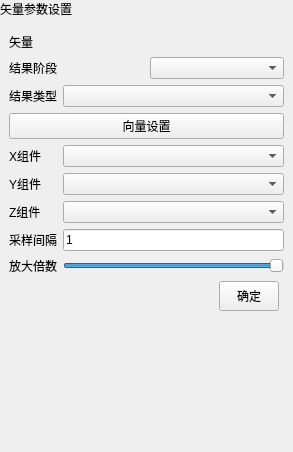
Qt form plugins/Base_PostProcessing/VectorSettingWidget.ui (asd977/base_cae) before a commit.
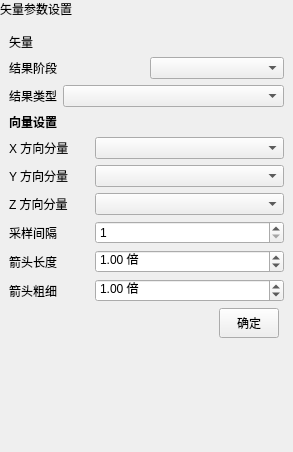
The same form after that commit.

```diff
--- a/plugins/Base_PostProcessing/VectorSettingWidget.ui
+++ b/plugins/Base_PostProcessing/VectorSettingWidget.ui
@@ -11,7 +11,7 @@
    </rect>
   </property>
   <property name="windowTitle">
-   <string>Form</string>
+   <string>矢量设置</string>
   </property>
   <layout class="QVBoxLayout" name="verticalLayout">
    <property name="leftMargin">
@@ -150,7 +150,16 @@
       </widget>
      </item>
      <item>
-      <widget class="QPushButton" name="pushButton_2">
+      <widget class="QLabel" name="pushButton_2">
+       <property name="font">
+        <font>
+         <weight>75</weight>
+         <bold>true</bold>
+        </font>
+       </property>
+       <property name="margin">
+        <number>2</number>
+       </property>
        <property name="text">
         <string>向量设置</string>
        </property>
@@ -170,22 +179,13 @@
              </size>
             </property>
             <property name="text">
-             <string>放大倍数</string>
+             <string>箭头长度</string>
             </property>
            </widget>
           </item>
           <item row="5" column="1">
-           <widget class="QSlider" name="scaleSlider">
-            <property name="maximum">
-             <number>100</number>
-            </property>
-            <property name="value">
-             <number>100</number>
-            </property>
-            <property name="orientation">
-             <enum>Qt::Orientation::Horizontal</enum>
-            </property>
-           </widget>
+           <widget class="QDoubleSpinBox" name="scaleSpinBox">
+            <property name="decimals"><number>2</number></property><property name="minimum"><double>0.100000000000000</double></property><property name="maximum"><double>10.000000000000000</double></property><property name="singleStep"><double>0.100000000000000</double></property><property name="value"><double>1.000000000000000</double></property><property name="suffix"><string> 倍</string></property><property name="toolTip"><string>调整矢量箭头的整体长度</string></property></widget>
           </item>
           <item row="3" column="1">
            <widget class="QComboBox" name="zComboBox">
@@ -200,7 +200,7 @@
           <item row="2" column="0">
            <widget class="QLabel" name="label_4">
             <property name="text">
-             <string>Y组件</string>
+             <string>Y 方向分量</string>
             </property>
            </widget>
           </item>
@@ -226,21 +226,30 @@
              </size>
             </property>
             <property name="text">
-             <string>X组件</string>
+             <string>X 方向分量</string>
             </property>
            </widget>
           </item>
           <item row="4" column="1">
-           <widget class="QLineEdit" name="maskSzieTextEdit">
-            <property name="text">
-             <string>1</string>
-            </property>
+           <widget class="QSpinBox" name="maskSizeSpinBox">
             <property name="minimumSize">
              <size>
               <width>10</width>
               <height>0</height>
              </size>
             </property>
+            <property name="keyboardTracking">
+             <bool>false</bool>
+            </property>
+            <property name="minimum">
+             <number>1</number>
+            </property>
+            <property name="maximum">
+             <number>1000000</number>
+            </property>
+            <property name="value">
+             <number>1</number>
+            </property>
            </widget>
           </item>
           <item row="2" column="1">
@@ -266,11 +275,11 @@
           <item row="3" column="0">
            <widget class="QLabel" name="label_5">
             <property name="text">
-             <string>Z组件</string>
+             <string>Z 方向分量</string>
             </property>
            </widget>
           </item>
-          <property name="leftMargin">
+          <item row="6" column="0"><widget class="QLabel" name="labelThickness"><property name="text"><string>箭头粗细</string></property></widget></item><item row="6" column="1"><widget class="QDoubleSpinBox" name="thicknessSpinBox"><property name="decimals"><number>2</number></property><property name="minimum"><double>0.250000000000000</double></property><property name="maximum"><double>4.000000000000000</double></property><property name="singleStep"><double>0.100000000000000</double></property><property name="value"><double>1.000000000000000</double></property><property name="suffix"><string> 倍</string></property><property name="toolTip"><string>调整箭杆和箭头的粗细</string></property></widget></item><property name="leftMargin">
            <number>0</number>
           </property>
           <property name="topMargin">
```
Left out of the diff: 6 changed lines with no effect on the pictures.
